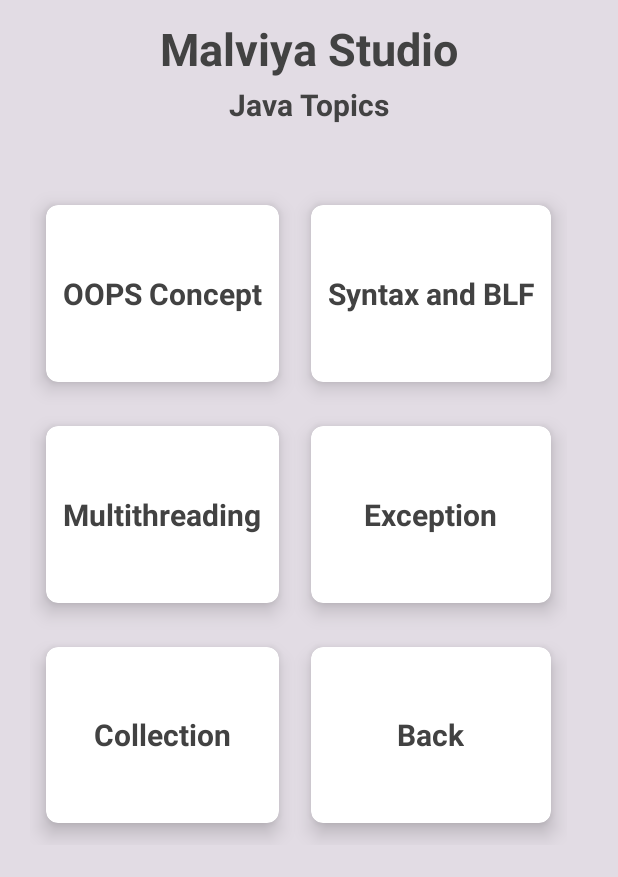
After one commit to ChandraPrabha1805/AndroidAppDevelopment, an Android app: the JavaActivity screen opened directly, with no data from a screen before it, on a phone screen of 412 x 824 dp. The commit adds this screen. Shown: the top 877 px of the screen. Run offline under Robolectric (Android 15) with nearby library versions, the phone set to English and light mode, and no system bars.

Commit message:
Second Commit

```diff
--- a/src/main/AndroidManifest.xml
+++ b/src/main/AndroidManifest.xml
@@ -12,6 +12,12 @@
         android:supportsRtl="true"
         android:theme="@style/Theme.OmGaneshayNamaNew"
         tools:targetApi="31">
+        <activity
+            android:name=".TopicDetailActivity"
+            android:exported="false" />
+        <activity
+            android:name=".JavaActivity"
+            android:exported="false" />
         <activity
             android:name=".HomeActivity"
             android:exported="false" />
--- /dev/null
+++ b/src/main/java/com/malviyastudio/omganeshaynamanew/JavaActivity.java
@@ -0,0 +1,69 @@
+package com.malviyastudio.omganeshaynamanew;
+
+import androidx.appcompat.app.AppCompatActivity;
+import androidx.cardview.widget.CardView;
+
+import android.content.Intent;
+import android.os.Bundle;
+import android.view.View;
+
+public class JavaActivity extends AppCompatActivity {
+
+    @Override
+    protected void onCreate(Bundle savedInstanceState) {
+        super.onCreate(savedInstanceState);
+        setContentView(R.layout.activity_java);
+        CardView exit=findViewById(R.id.cardJavaBack);
+        exit.setOnClickListener(new View.OnClickListener() {
+            @Override
+            public void onClick(View v) {
+                startActivity(new Intent(JavaActivity.this, HomeActivity.class));
+            }
+        });
+        CardView oops=findViewById(R.id.cardJavaOOPS);
+        oops.setOnClickListener(new View.OnClickListener() {
+            @Override
+            public void onClick(View v) {
+                Intent it=new Intent(JavaActivity.this, TopicDetailActivity.class);
+                it.putExtra("title","OOPS concept");
+                startActivity(it);
+            }
+        });
+        CardView syntax=findViewById(R.id.cardJavaSyntax);
+        syntax.setOnClickListener(new View.OnClickListener() {
+            @Override
+            public void onClick(View v) {
+                Intent it=new Intent(JavaActivity.this, TopicDetailActivity.class);
+                it.putExtra("title","Syntax and BLF");
+                startActivity(it);
+            }
+        });
+        CardView exception=findViewById(R.id.cardJavaExceptionHandling);
+        exception.setOnClickListener(new View.OnClickListener() {
+            @Override
+            public void onClick(View v) {
+                Intent it=new Intent(JavaActivity.this, TopicDetailActivity.class);
+                it.putExtra("title","Exception Handling");
+                startActivity(it);
+            }
+        });
+        CardView collection=findViewById(R.id.cardJavaCollection);
+        collection.setOnClickListener(new View.OnClickListener() {
+            @Override
+            public void onClick(View v) {
+                Intent it=new Intent(JavaActivity.this, TopicDetailActivity.class);
+                it.putExtra("title","Collection Framework");
+                startActivity(it);
+            }
+        });
+        CardView multithreading=findViewById(R.id.cardJavaMultithreading);
+        multithreading.setOnClickListener(new View.OnClickListener() {
+            @Override
+            public void onClick(View v) {
+                Intent it=new Intent(JavaActivity.this, TopicDetailActivity.class);
+                it.putExtra("title"," Multithreading");
+                startActivity(it);
+            }
+        });
+    }
+}
--- /dev/null
+++ b/src/main/res/layout/activity_java.xml
@@ -0,0 +1,235 @@
+<?xml version="1.0" encoding="utf-8"?>
+<RelativeLayout xmlns:android="http://schemas.android.com/apk/res/android"
+    xmlns:app="http://schemas.android.com/apk/res-auto"
+    xmlns:tools="http://schemas.android.com/tools"
+    android:layout_width="match_parent"
+    android:layout_height="match_parent"
+    android:background="@color/material_on_surface_stroke"
+    tools:context=".JavaActivity">
+    <TextView
+        android:id="@+id/titleJava"
+        android:layout_width="wrap_content"
+        android:layout_height="wrap_content"
+        android:text="Malviya Studio"
+        android:textColor="@color/cardview_dark_background"
+        android:textSize="30sp"
+        android:textStyle="bold"
+        android:layout_centerHorizontal="true"
+        android:layout_margin="12dp"
+        android:layout_marginTop="12dp"
+        android:layout_marginBottom="12dp"
+        android:layout_marginEnd="12dp"
+        />
+
+    <TextView
+        android:id="@+id/titleJavaTopics"
+        android:layout_width="wrap_content"
+        android:layout_centerHorizontal="true"
+        android:layout_height="54dp"
+        android:layout_marginStart="12dp"
+        android:layout_marginTop="56dp"
+        android:layout_marginEnd="12dp"
+        android:text="Java Topics"
+        android:textColor="@color/cardview_dark_background"
+        android:textSize="20sp"
+        android:textStyle="bold" />
+    <GridLayout
+        android:layout_width="358dp"
+        android:layout_height="441dp"
+        android:layout_below="@+id/titleJavaTopics"
+        android:layout_marginStart="20dp"
+        android:layout_marginTop="12dp"
+        android:layout_marginEnd="20dp"
+        android:layout_marginBottom="20dp"
+        android:columnCount="2"
+        android:rowCount="3">
+
+
+    <androidx.cardview.widget.CardView
+        android:id="@+id/cardJavaOOPS"
+        android:layout_width="wrap_content"
+        android:layout_height="wrap_content"
+        android:layout_row="0"
+        android:layout_rowWeight="1"
+        android:layout_column="0"
+        android:layout_columnWeight="1"
+        android:layout_gravity="fill"
+        app:cardBackgroundColor="@color/cardview_light_background"
+        app:cardCornerRadius="8dp"
+        app:cardElevation="8dp"
+        app:cardUseCompatPadding="true">
+
+        <LinearLayout
+            android:layout_width="wrap_content"
+            android:layout_height="wrap_content"
+            android:layout_gravity="center_vertical|center_horizontal"
+            android:gravity="center"
+            android:orientation="vertical">
+            <TextView
+                android:layout_width="wrap_content"
+                android:layout_height="wrap_content"
+                android:text="OOPS Concept"
+                android:textColor="@color/cardview_dark_background"
+                android:textSize="20sp"
+                android:textStyle="bold">
+            </TextView>
+        </LinearLayout>
+    </androidx.cardview.widget.CardView>
+
+        <androidx.cardview.widget.CardView
+            android:id="@+id/cardJavaCollection"
+            android:layout_width="wrap_content"
+            android:layout_height="wrap_content"
+            android:layout_row="2"
+            android:layout_rowWeight="1"
+            android:layout_column="0"
+            android:layout_columnWeight="1"
+            android:layout_gravity="fill"
+            app:cardBackgroundColor="@color/cardview_light_background"
+            app:cardCornerRadius="8dp"
+            app:cardElevation="8dp"
+            app:cardUseCompatPadding="true">
+
+            <LinearLayout
+                android:layout_width="wrap_content"
+                android:layout_height="wrap_content"
+                android:layout_gravity="center_vertical|center_horizontal"
+                android:gravity="center"
+                android:orientation="vertical">
+                <TextView
+                    android:layout_width="wrap_content"
+                    android:layout_height="wrap_content"
+                    android:text="Collection"
+                    android:textColor="@color/cardview_dark_background"
+                    android:textSize="20sp"
+                    android:textStyle="bold">
+                </TextView>
+            </LinearLayout>
+        </androidx.cardview.widget.CardView>
+
+        <androidx.cardview.widget.CardView
+            android:id="@+id/cardJavaMultithreading"
+            android:layout_width="wrap_content"
+            android:layout_height="wrap_content"
+            android:layout_row="1"
+            android:layout_rowWeight="1"
+            android:layout_column="0"
+            android:layout_columnWeight="1"
+            android:layout_gravity="fill"
+            app:cardBackgroundColor="@color/cardview_light_background"
+            app:cardCornerRadius="8dp"
+            app:cardElevation="8dp"
+            app:cardUseCompatPadding="true">
+
+            <LinearLayout
+                android:layout_width="wrap_content"
+                android:layout_height="wrap_content"
+                android:layout_gravity="center_vertical|center_horizontal"
+                android:gravity="center"
+                android:orientation="vertical">
+                <TextView
+                    android:layout_width="wrap_content"
+                    android:layout_height="wrap_content"
+                    android:text="Multithreading"
+                    android:textColor="@color/cardview_dark_background"
+                    android:textSize="20sp"
+                    android:textStyle="bold">
+                </TextView>
+            </LinearLayout>
+        </androidx.cardview.widget.CardView>
+
+        <androidx.cardview.widget.CardView
+            android:id="@+id/cardJavaExceptionHandling"
+            android:layout_width="wrap_content"
+            android:layout_height="wrap_content"
+            android:layout_row="1"
+            android:layout_rowWeight="1"
+            android:layout_column="1"
+            android:layout_columnWeight="1"
+            android:layout_gravity="fill"
+            app:cardBackgroundColor="@color/cardview_light_background"
+            app:cardCornerRadius="8dp"
+            app:cardElevation="8dp"
+            app:cardUseCompatPadding="true">
+
+            <LinearLayout
+                android:layout_width="wrap_content"
+                android:layout_height="wrap_content"
+                android:layout_gravity="center_vertical|center_horizontal"
+                android:gravity="center"
+                android:orientation="vertical">
+                <TextView
+                    android:layout_width="wrap_content"
+                    android:layout_height="wrap_content"
+                    android:text="Exception"
+                    android:textColor="@color/cardview_dark_background"
+                    android:textSize="20sp"
+                    android:textStyle="bold">
+                </TextView>
+            </LinearLayout>
+        </androidx.cardview.widget.CardView>
+
+        <androidx.cardview.widget.CardView
+            android:id="@+id/cardJavaSyntax"
+            android:layout_width="wrap_content"
+            android:layout_height="wrap_content"
+            android:layout_row="0"
+            android:layout_rowWeight="1"
+            android:layout_column="1"
+            android:layout_columnWeight="1"
+            android:layout_gravity="fill"
+            app:cardBackgroundColor="@color/cardview_light_background"
+            app:cardCornerRadius="8dp"
+            app:cardElevation="8dp"
+            app:cardUseCompatPadding="true">
+
+            <LinearLayout
+                android:layout_width="wrap_content"
+                android:layout_height="wrap_content"
+                android:layout_gravity="center_vertical|center_horizontal"
+                android:gravity="center"
+                android:orientation="vertical">
+                <TextView
+                    android:layout_width="wrap_content"
+                    android:layout_height="wrap_content"
+                    android:text="Syntax and BLF"
+                    android:textColor="@color/cardview_dark_background"
+                    android:textSize="20sp"
+                    android:textStyle="bold">
+                </TextView>
+            </LinearLayout>
+        </androidx.cardview.widget.CardView>
+
+        <androidx.cardview.widget.CardView
+            android:id="@+id/cardJavaBack"
+            android:layout_width="wrap_content"
+            android:layout_height="wrap_content"
+            android:layout_row="2"
+            android:layout_rowWeight="1"
+            android:layout_column="1"
+            android:layout_columnWeight="1"
+            android:layout_gravity="fill"
+            app:cardBackgroundColor="@color/cardview_light_background"
+            app:cardCornerRadius="8dp"
+            app:cardElevation="8dp"
+            app:cardUseCompatPadding="true">
+
+            <LinearLayout
+                android:layout_width="wrap_content"
+                android:layout_height="wrap_content"
+                android:layout_gravity="center_vertical|center_horizontal"
+                android:gravity="center"
+                android:orientation="vertical">
+                <TextView
+                    android:layout_width="wrap_content"
+                    android:layout_height="wrap_content"
+                    android:text="Back"
+                    android:textColor="@color/cardview_dark_background"
+                    android:textSize="20sp"
+                    android:textStyle="bold">
+                </TextView>
+            </LinearLayout>
+
+        </androidx.cardview.widget.CardView>
+    </GridLayout>
+</RelativeLayout>
```
Also changed, not shown: src/main/java/com/malviyastudio/omganeshaynamanew/HomeActivity.java (+30 -0 lines), src/main/java/com/malviyastudio/omganeshaynamanew/TopicDetailActivity.java (added, +33 -0 lines), src/main/res/layout/activity_topic_detail.xml (added, +65 -0 lines).
